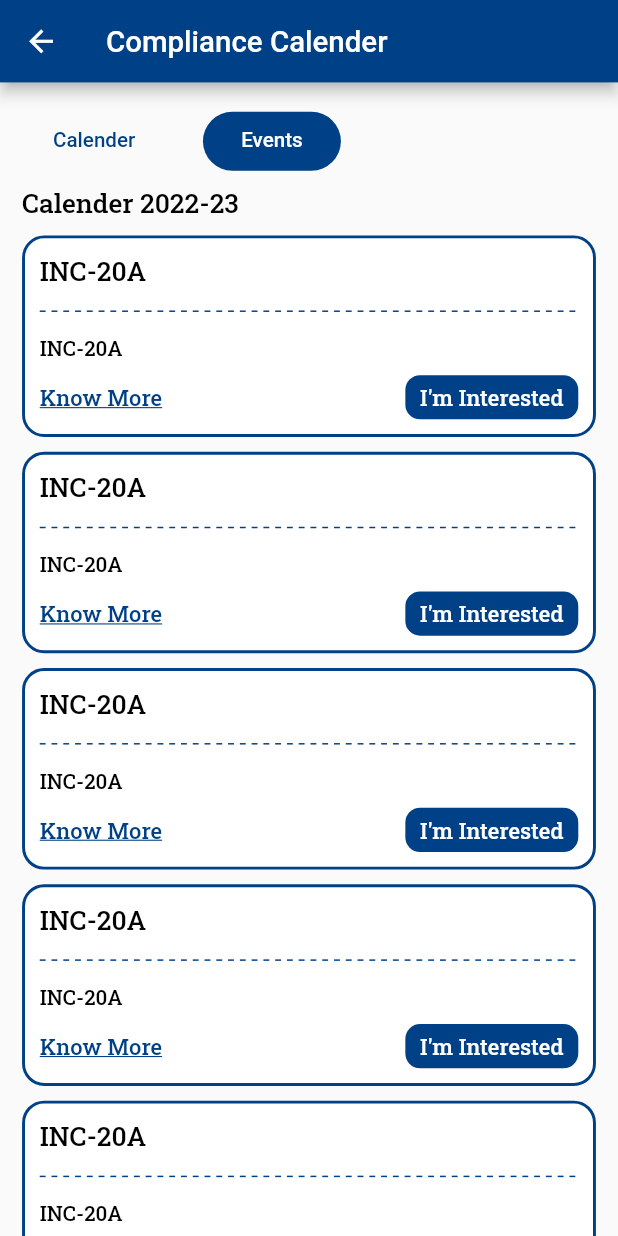
After one commit to parthh75/igli_app, a Flutter app: the MyCalender screen opened directly, tab 2 chosen, on a phone screen of 412 x 824 dp. The commit adds this screen. Run offline on Flutter 3.47's test engine with Material 2 defaults, Android fonts, the phone set to English and light mode, and no system bars; drawn by our look-alikes of dotted_line; our stand-ins replace carousel_slider, firebase_auth, firebase_core, flash, flutter_otp_text_field, flutter_spinkit and 6 more; missing offline and left inert: slide_to_confirm; accounts and stored records are empty; network calls fail.

Commit message:
Rahul 1/12/2022

```diff
--- a/lib/common_widgets/common.dart
+++ b/lib/common_widgets/common.dart
@@ -83,3 +83,13 @@ Widget commonExpansionTile({title, children}) {
     ),
   );
 }
+
+
+AppBar CommonAppBar({
+  String? title
+}){
+  return AppBar(
+    title: Text(title ?? ""),
+  );
+
+}
--- a/lib/view/more/My_Services/All_Services/list_detail_page.dart
+++ b/lib/view/more/My_Services/All_Services/list_detail_page.dart
@@ -117,6 +117,7 @@ class _ListDetailPageState extends State<ListDetailPage> {
             ],
           ),
           bottomNavigationBar: ConfirmationSlider(
+            sliderButtonContent: CircleAvatar(backgroundColor: colorPrimary,child: Icon(Icons.arrow_forward_ios,color: colorFFFFFF,)),
             text: "Purchase Now",
             textStyle: TextStyle(color: colorPrimary, fontWeight: FontWeight.w600, fontSize: 16, decorationColor: colorPrimary, letterSpacing: 8, decorationThickness: 50),
             onConfirmation: () {
--- a/lib/view/more/more_main.dart
+++ b/lib/view/more/more_main.dart
@@ -47,7 +47,7 @@ class _MoreScreenState extends State<MoreScreen> {
                 title: "Services",
                 leadingIcon: Icons.paste,
                 onTap: () {
-                  Get.to(const AllServices());
+                  Get.to( AllServices());
                 }),
             // commonListTile(
             //     onTap: () {
--- /dev/null
+++ b/lib/view/my_calendar.dart
@@ -0,0 +1,244 @@
+import 'package:dotted_line/dotted_line.dart';
+import 'package:flutter/animation.dart';
+import 'package:flutter/cupertino.dart';
+import 'package:flutter/material.dart';
+import 'package:get/get.dart';
+import 'package:igli_financial/view/event_detail_screen.dart';
+import 'package:syncfusion_flutter_calendar/calendar.dart';
+
+import '../common_widgets/common.dart';
+import '../utilities/colors.dart';
+import '../utilities/string.dart';
+import '../utilities/text_style.dart';
+import 'more/My_Services/All_Services/all_services_tab/business_setup_tab.dart';
+import 'more/My_Services/All_Services/all_services_tab/trademark_Tab.dart';
+
+class MyCalender extends StatefulWidget {
+
+  /// Creates the home page to display teh calendar widget.
+   MyCalender({Key? key}) : super(key: key);
+
+  @override
+  // ignore: library_private_types_in_public_api
+  _MyCalenderState createState() => _MyCalenderState();
+}
+
+class _MyCalenderState extends State<MyCalender> {
+  List<Tab> tabsCalender = [
+    Tab(child: const Text("Calender").paddingSymmetric(horizontal: 20)),
+    Tab(child: const Text("Events").paddingSymmetric(horizontal: 20)),
+  ];
+  List<Widget> tabsContent = [
+    const Calender(),
+    const Events(),
+
+  ];
+
+  @override
+  Widget build(BuildContext context) {
+    return Scaffold(
+      appBar: CommonAppBar(title: "Compliance Calender"),
+        body: Hero(
+          tag: CS.tag,
+          child: DefaultTabController(
+            length: tabsCalender.length,
+            child: Scaffold(
+              // appBar: AppBar(title: const Text("All Services")),
+              body: Column(
+                crossAxisAlignment: CrossAxisAlignment.start,
+                children: [
+                  const SizedBox(height: 20),
+                  PreferredSize(
+                    preferredSize: const Size.fromHeight(30),
+                    child: Container(
+                      height: 40,
+                      // color: colorFFFFFF,
+                      child: TabBar(
+                        indicatorColor: Colors.black,
+                        isScrollable: true,
+                        tabs: tabsCalender,
+                        labelColor: colorFFFFFF,
+                        indicator: BoxDecoration(borderRadius: BorderRadius.circular(100), color: colorPrimary),
+                        indicatorPadding: const EdgeInsets.symmetric(horizontal: 10),
+                        unselectedLabelColor: colorPrimary,
+                        //labelStyle: TextStyle(fontSize: 15,fontWeight: FontWeight.w500),
+                      ),
+                    ),
+                  ),
+                  Expanded(
+                    child: TabBarView(
+                      children: tabsContent,
+                    ),
+                  ),
+                ],
+              ),
+            ),
+          ),
+        ));
+
+  }
+
+
+
+}
+
+
+class Calender extends StatelessWidget {
+  const Calender({Key? key}) : super(key: key);
+
+  @override
+  Widget build(BuildContext context) {
+    return Column(
+      children: [
+        SizedBox(
+          height: 500,
+          child: SfCalendar(
+            view: CalendarView.month,
+            dataSource: MeetingDataSource(_getDataSource()),
+            // by default the month appointment display mode set as Indicator, we can
+            // change the display mode as appointment using the appointment display
+            // mode property
+
+            monthViewSettings: const MonthViewSettings(
+                appointmentDisplayMode: MonthAppointmentDisplayMode.appointment),
+          ),
+        ),
+      ],
+    );
+  }
+  List<Meeting> _getDataSource() {
+    final List<Meeting> meetings = <Meeting>[];
+    final DateTime today = DateTime.now();
+    final DateTime startTime = DateTime(today.year, today.month, today.day, 9);
+    final DateTime endTime = startTime.add(const Duration(hours: 2));
+    meetings.add(Meeting(
+        'Conference', startTime, endTime, const Color(0xFF0F8644), false));
+    return meetings;
+  }
+}
+
+
+class MeetingDataSource extends CalendarDataSource {
+  MeetingDataSource(List<Meeting> source) {
+    appointments = source;
+  }
+
+  @override
+  DateTime getStartTime(int index) {
+    return _getMeetingData(index).from;
+  }
+
+  @override
+  DateTime getEndTime(int index) {
+    return _getMeetingData(index).to;
+  }
+
+  @override
+  String getSubject(int index) {
+    return _getMeetingData(index).eventName;
+  }
+
+  @override
+  Color getColor(int index) {
+    return _getMeetingData(index).background;
+  }
+
+  @override
+  bool isAllDay(int index) {
+    return _getMeetingData(index).isAllDay;
+  }
+
+  Meeting _getMeetingData(int index) {
+    final dynamic meeting = appointments![index];
+    late final Meeting meetingData;
+    if (meeting is Meeting) {
+      meetingData = meeting;
+    }
+
+    return meetingData;
+  }
+}
+
+/// Custom business object class which contains properties to hold the detailed
+/// information about the event data which will be rendered in calendar.
+class Meeting {
+  /// Creates a meeting class with required details.
+  Meeting(this.eventName, this.from, this.to, this.background, this.isAllDay);
+
+  /// Event name which is equivalent to subject property of [Appointment].
+  String eventName;
+
+  /// From which is equivalent to start time property of [Appointment].
+  DateTime from;
+
+  /// To which is equivalent to end time property of [Appointment].
+  DateTime to;
+
+  /// Background which is equivalent to color property of [Appointment].
+  Color background;
+
+  /// IsAllDay which is equivalent to isAllDay property of [Appointment].
+  bool isAllDay;
+}
+
+
+class Events extends StatefulWidget {
+  const Events({Key? key}) : super(key: key);
+
+  @override
+  State<Events> createState() => _EventsState();
+}
+
+class _EventsState extends State<Events> {
+  @override
+  Widget build(BuildContext context) {
+    return Column(
+      crossAxisAlignment: CrossAxisAlignment.start,
+      children: [
+
+        Expanded(
+          child: ListView.builder(
+            itemCount: 10+1,
+            itemBuilder: (context, index) {
+              return Column(
+                crossAxisAlignment: CrossAxisAlignment.start,
+                children: [
+                  if(index == 0)
+                    Text("Calender 2022-23", style: themeData.textTheme.headline5?.copyWith(color: colors000000, fontSize: 18),).paddingOnly(top: 10, left: 15, right: 15),
+                  Container(
+                    decoration: BoxDecoration(borderRadius: BorderRadius.circular(15), color: colorFFFFFF, border: Border.all(color: colorPrimary, width: 2)),
+                    child: Column(
+                      crossAxisAlignment: CrossAxisAlignment.start,
+                      children: [
+
+                        Text("INC-20A",style: themeData.textTheme.headline5?.copyWith(color: colors000000, fontSize: 18)),
+                        DottedLine(dashColor: colorPrimary,).paddingSymmetric(vertical: 15),
+                        Text("INC-20A",style: themeData.textTheme.headline5?.copyWith(color: colors000000, fontSize: 14)).paddingOnly(bottom: 10),
+                        Row(
+                          children: [
+
+                            GestureDetector(
+                                onTap: (){
+                                  Get.to(()=>EventDetailScreen());
+                                },
+                                child: Text("Know More",style: themeData.textTheme.headline5?.copyWith(color: colorPrimary,decoration: TextDecoration.underline, fontSize: 15,),)),
+                            Spacer(),
+                            Container(
+                                padding: EdgeInsets.symmetric(horizontal: 10,vertical: 5),
+                                decoration: BoxDecoration(borderRadius: BorderRadius.circular(10),color: colorPrimary),
+                                child: Text("I'm Interested",style: themeData.textTheme.headline5?.copyWith(color: colorFFFFFF, fontSize: 15))),
+                          ],
+                        )
+
+                      ],
+                    ).paddingAll(10),
+                  ).paddingOnly(top: 10, left: 15, right: 15),
+                ],
+              );
+            },
+          ),
+        ),
+      ],
+    );
+  }
+}
--- a/pubspec.yaml
+++ b/pubspec.yaml
@@ -51,6 +51,8 @@ dependencies:
   flash: ^2.0.5
   get_storage: ^2.0.3
   pinput: ^2.2.16
+  syncfusion_flutter_calendar: ^20.3.59
+  dotted_line: ^3.1.0
 
 dev_dependencies:
   flutter_test:
```
Also changed, not shown: lib/view/event_detail_screen.dart (added, +52 -0 lines), lib/view/home_screen.dart (+7 -7 lines), lib/view/main_screen.dart (+10 -4 lines), lib/view/more/My_Services/All_Services/all_services.dart (+7 -2 lines), lib/view/more/signIn_screen.dart (+36 -33 lines), pubspec.lock.
